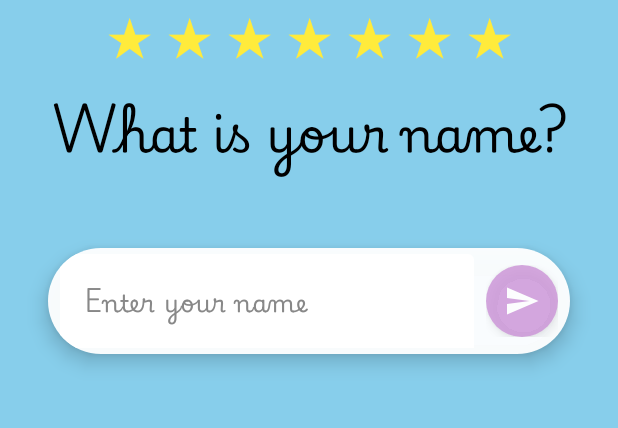
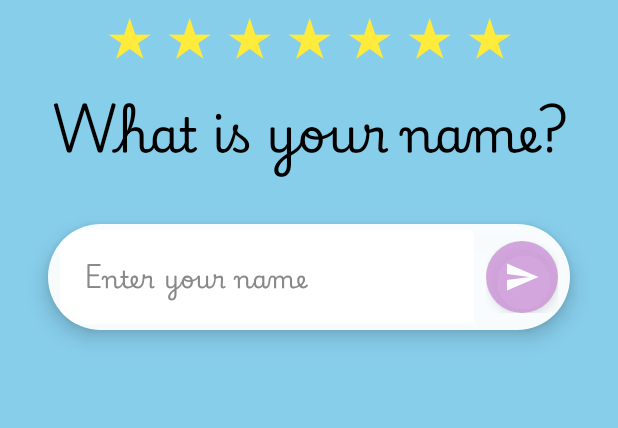
Before and after one commit to CesarValiente/MagicalZooAI, an Android app built with Jetpack Compose: the screen it shows after launch (WelcomeActivity), on a phone screen of 412 x 824 dp, the part 275-703 px from its top. Run offline under Robolectric (Android 15) with nearby library versions, the phone set to English and light mode, and no system bars.

Commit message:
New animations for WelcomeActivity

```diff
--- a/app/src/main/java/com/cesarvaliente/magicalzooai/WelcomeActivity.kt
+++ b/app/src/main/java/com/cesarvaliente/magicalzooai/WelcomeActivity.kt
@@ -8,6 +8,8 @@ import androidx.activity.viewModels
 import androidx.compose.animation.AnimatedVisibility
 import androidx.compose.animation.core.Animatable
 import androidx.compose.animation.core.tween
+import androidx.compose.animation.fadeIn
+import androidx.compose.animation.slideInVertically
 import androidx.compose.foundation.background
 import androidx.compose.foundation.clickable
 import androidx.compose.foundation.layout.Arrangement
@@ -83,9 +85,15 @@ fun WelcomeScreen(viewModel: WelcomeViewModel, onNavigate: () -> Unit) {
 
     // Animation for text and stars
     var textVisible by remember { mutableStateOf(false) }
+    var nameInputVisible by remember { mutableStateOf(false) }
+
     LaunchedEffect(Unit) {
         delay(300)
         textVisible = true
+
+        // Wait for stars animation to complete before showing name input
+        delay(1200) // Wait for stars to appear (7 stars * 120ms + some extra time)
+        nameInputVisible = true
     }
 
     // Animated stars
@@ -130,7 +138,7 @@ fun WelcomeScreen(viewModel: WelcomeViewModel, onNavigate: () -> Unit) {
                         horizontalArrangement = Arrangement.Center,
                         modifier = Modifier
                             .fillMaxWidth()
-                            .padding(bottom = 8.dp)
+                            .padding(bottom = 16.dp)
                     ) {
                         for (i in 0 until starCount) {
                             val alpha = starAnimatables[i].value
@@ -152,6 +160,15 @@ fun WelcomeScreen(viewModel: WelcomeViewModel, onNavigate: () -> Unit) {
                             }
                         }
                     }
+                }
+            }
+            // Name question and input field with animation
+            AnimatedVisibility(
+                visible = nameInputVisible,
+                enter = fadeIn(animationSpec = tween<Float>(800)) +
+                        slideInVertically(initialOffsetY = { it / 2 }, animationSpec = tween(800))
+            ) {
+                Column(horizontalAlignment = Alignment.CenterHorizontally) {
                     Text(
                         text = "What is your name?",
                         fontSize = 32.sp,
@@ -160,15 +177,13 @@ fun WelcomeScreen(viewModel: WelcomeViewModel, onNavigate: () -> Unit) {
                         color = Color.Black,
                         textAlign = TextAlign.Center,
                         modifier = Modifier.padding(
-                            top = 8.dp,
                             bottom = 16.dp,
                             start = 24.dp,
                             end = 24.dp
                         )
                     )
-                }
-            }
-            Spacer(modifier = Modifier.height(32.dp))
+
+                    Spacer(modifier = Modifier.height(16.dp))
                     // Input box
                     Surface(
                         shape = CircleShape,
@@ -250,6 +265,8 @@ fun WelcomeScreen(viewModel: WelcomeViewModel, onNavigate: () -> Unit) {
                         )
                     }
                 }
+            }
+        }
         // Navigation effect
         LaunchedEffect(saveSuccess) {
             if (saveSuccess) {
```
Lines whose indentation alone changed are shown as unchanged.
